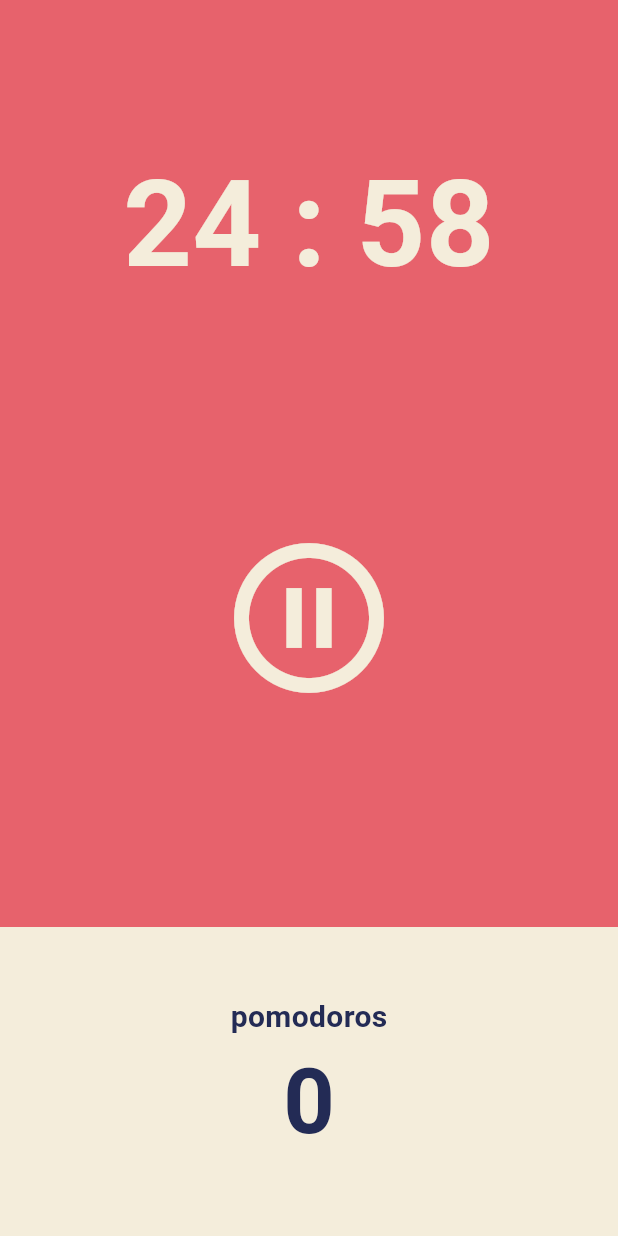
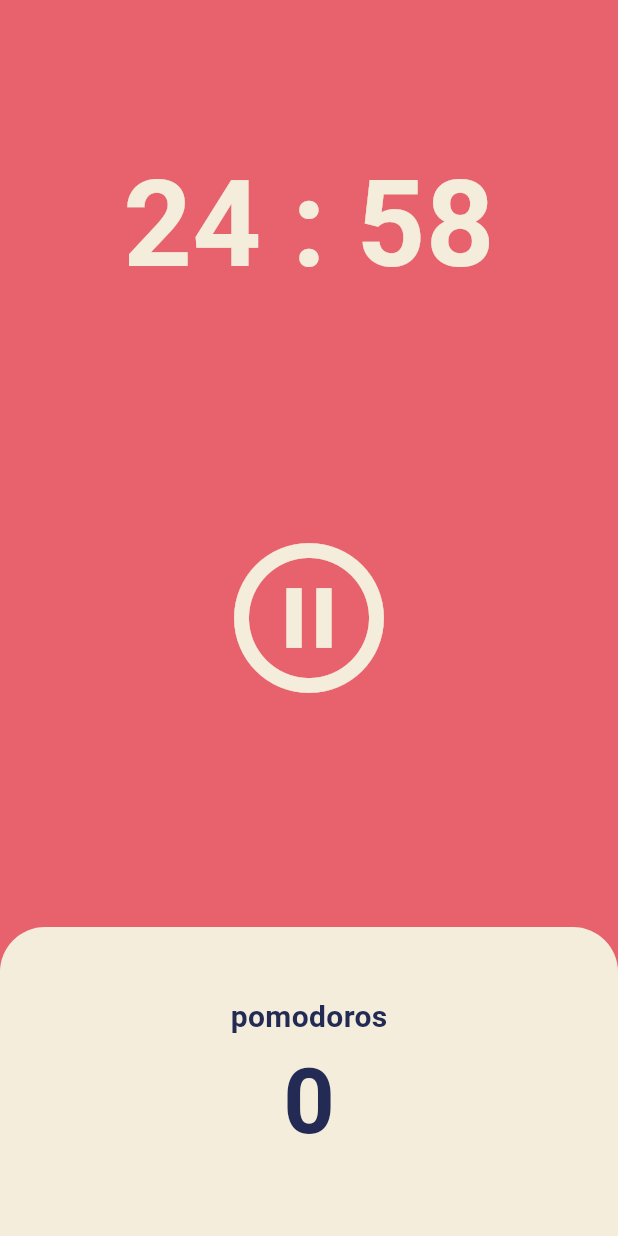
Before and after one commit to leejewon97/Pomodoro, a Flutter app: the screen it shows after launch, after a tap on the "play circle outline" icon, on a phone screen of 412 x 824 dp. Run offline on Flutter 3.47's test engine with Material 3 defaults, Android fonts, the phone set to English and light mode, and no system bars.

Commit message:
pomodoro 횟수 처리 완료 int pomodoros = 0 추가 totalSeconds가 0이 될 때마다 pomodoros++ pomodoros변수 text에 적용 세번째 flex에 boxdecoration 추가로 vertical top에 border 적용 Container의 color가 BoxDecoration color로 편입

```diff
--- a/lib/screens/home_screen.dart
+++ b/lib/screens/home_screen.dart
@@ -12,6 +12,7 @@ class _HomeScreenState extends State<HomeScreen> {
   static const fullSeconds = 25 * 60;
   int totalSeconds = fullSeconds;
   bool isRunning = false;
+  int pomodoros = 0;
   late Timer timer;
 
   void onStartPressed() {
@@ -28,6 +29,7 @@ class _HomeScreenState extends State<HomeScreen> {
             timer.cancel();
             isRunning = false;
             totalSeconds = fullSeconds;
+            pomodoros++;
             return;
           }
           totalSeconds--;
@@ -86,7 +88,12 @@ class _HomeScreenState extends State<HomeScreen> {
           Flexible(
             flex: 1,
             child: Container(
-              color: Theme.of(context).cardColor,
+              decoration: BoxDecoration(
+                color: Theme.of(context).cardColor,
+                borderRadius: const BorderRadius.vertical(
+                  top: Radius.circular(30.0),
+                ),
+              ),
               child: Row(
                 mainAxisAlignment: MainAxisAlignment.center,
                 children: [
@@ -103,7 +110,7 @@ class _HomeScreenState extends State<HomeScreen> {
                         ),
                       ),
                       Text(
-                        '0',
+                        '$pomodoros',
                         style: TextStyle(
                           color:
                               Theme.of(context).textTheme.displayLarge!.color,
```
